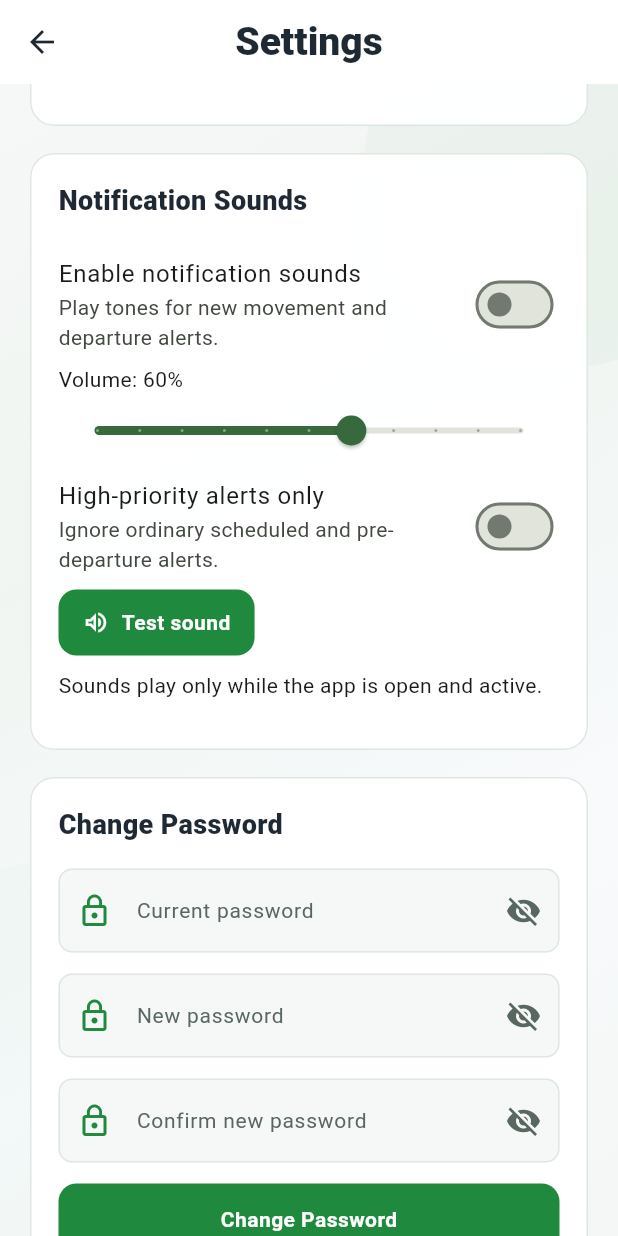
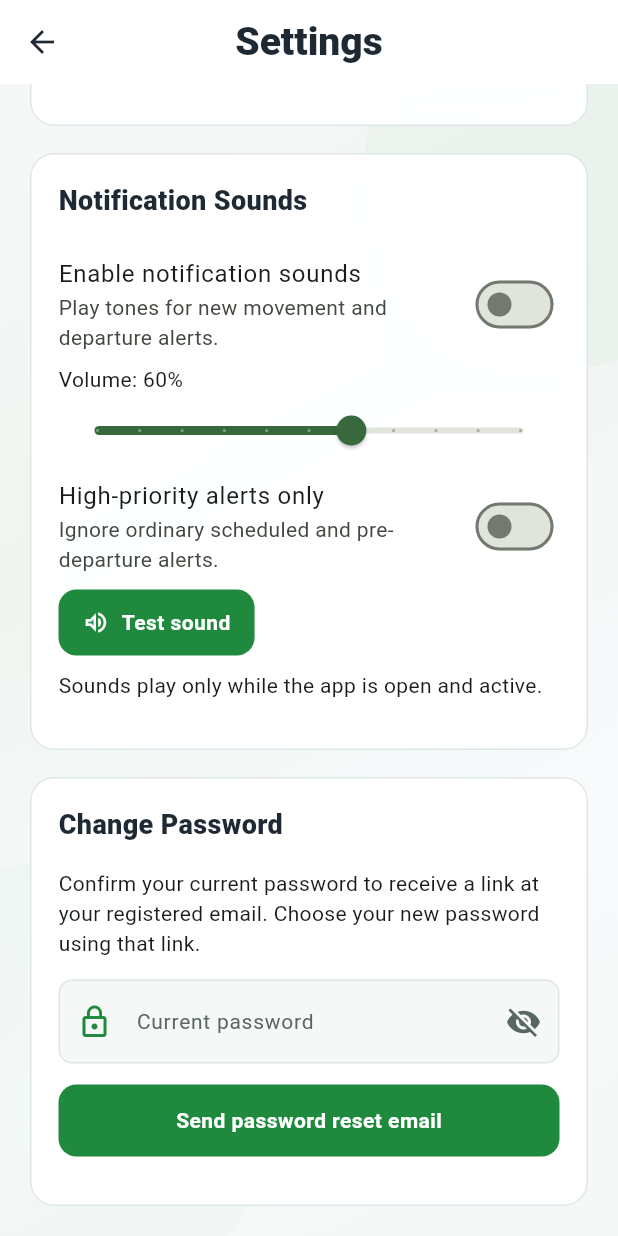
Before and after one commit to raffysolon/cpsu-motorpool-driver-app, a Flutter app: the SettingsPage screen opened by its route, scrolled down 336 dp, on a phone screen of 412 x 824 dp. Run offline on Flutter 3.47's test engine with Material 3 defaults, Android fonts, the phone set to English and light mode, and no system bars; our stand-ins replace flutter_secure_storage, google_fonts, open_filex, shared_preferences, shimmer; accounts and stored records are empty; network calls fail; Roboto replaces fonts that are missing (Play).

Commit message:
Align password settings with reset email flow

```diff
--- a/lib/pages/settings.dart
+++ b/lib/pages/settings.dart
@@ -20,14 +20,10 @@ class _SettingsPageState extends State<SettingsPage> {
   static const background = AppColors.background;
 
   final currentPasswordController = TextEditingController();
-  final newPasswordController = TextEditingController();
-  final confirmPasswordController = TextEditingController();
   Map<String, dynamic> profile = const {};
   bool isLoading = true;
   bool isSaving = false;
   bool obscureCurrent = true;
-  bool obscureNew = true;
-  bool obscureConfirm = true;
 
   @override
   void initState() {
@@ -38,8 +34,6 @@ class _SettingsPageState extends State<SettingsPage> {
   @override
   void dispose() {
     currentPasswordController.dispose();
-    newPasswordController.dispose();
-    confirmPasswordController.dispose();
     super.dispose();
   }
 
@@ -58,31 +52,30 @@ class _SettingsPageState extends State<SettingsPage> {
 
   Future<void> changePassword() async {
     final current = currentPasswordController.text;
-    final next = newPasswordController.text;
-    final confirm = confirmPasswordController.text;
-
-    if (current.isEmpty || next.isEmpty || confirm.isEmpty) {
-      showMessage('Complete all password fields.');
-      return;
-    }
-    if (next.length < 8) {
-      showMessage('New password must be at least 8 characters.');
-      return;
-    }
-    if (next != confirm) {
-      showMessage('New passwords do not match.');
+    if (isSaving) return;
+    if (current.isEmpty) {
+      showMessage('Enter your current password.');
       return;
     }
 
     setState(() => isSaving = true);
     try {
-      await AuthService.changePassword(current, next);
+      await AuthService.changePassword(current);
+      if (!mounted) return;
       currentPasswordController.clear();
-      newPasswordController.clear();
-      confirmPasswordController.clear();
-      showMessage('Password changed successfully.');
+      AppNotification.showMessage(
+        'Password reset email sent. Check your inbox or spam folder to continue.',
+        isSuccess: true,
+      );
+    } on AuthException catch (error) {
+      if (mounted) AppNotification.showMessage(error.message, isError: true);
     } catch (_) {
-      showMessage('Unable to change password. Check your current password.');
+      if (mounted) {
+        AppNotification.showMessage(
+          'Unable to send the password reset email. Please try again.',
+          isError: true,
+        );
+      }
     } finally {
       if (mounted) setState(() => isSaving = false);
     }
@@ -146,30 +139,23 @@ class _SettingsPageState extends State<SettingsPage> {
               ]),
               const SizedBox(height: 18),
               section('Change Password', [
+                const Text(
+                  'Confirm your current password to receive a link at your registered email. Choose your new password using that link.',
+                ),
                 passwordField(
                   'Current password',
                   currentPasswordController,
                   obscureCurrent,
                   () => setState(() => obscureCurrent = !obscureCurrent),
                 ),
-                passwordField(
-                  'New password',
-                  newPasswordController,
-                  obscureNew,
-                  () => setState(() => obscureNew = !obscureNew),
-                ),
-                passwordField(
-                  'Confirm new password',
-                  confirmPasswordController,
-                  obscureConfirm,
-                  () => setState(() => obscureConfirm = !obscureConfirm),
-                ),
                 SizedBox(
                   width: double.infinity,
                   height: 48,
                   child: ElevatedButton(
                     onPressed: isSaving ? null : changePassword,
-                    child: Text(isSaving ? 'Saving...' : 'Change Password'),
+                    child: Text(
+                      isSaving ? 'Sending...' : 'Send password reset email',
+                    ),
                   ),
                 ),
               ]),
--- a/lib/services/auth_service.dart
+++ b/lib/services/auth_service.dart
@@ -114,10 +114,7 @@ class AuthService {
     return jsonDecode(response.body) as Map<String, dynamic>;
   }
 
-  static Future<void> changePassword(
-    String currentPassword,
-    String newPassword,
-  ) async {
+  static Future<void> changePassword(String currentPassword) async {
     final token = await getToken();
     if (token == null || token.isEmpty) {
       throw Exception('Authentication token not found');
@@ -130,14 +127,18 @@ class AuthService {
         'Accept': 'application/json',
         'Authorization': 'Bearer $token',
       },
-      body: jsonEncode({
-        'current_password': currentPassword,
-        'new_password': newPassword,
-      }),
+      body: jsonEncode({'current_password': currentPassword}),
     );
 
     if (response.statusCode < 200 || response.statusCode >= 300) {
-      throw Exception('Unable to change password');
+      var message = 'Unable to send the password reset email.';
+      try {
+        final data = jsonDecode(response.body);
+        if (data is Map && data['message'] is String) {
+          message = data['message'] as String;
+        }
+      } catch (_) {}
+      throw AuthException(message);
     }
   }
 
```
Also changed, not shown: pubspec.lock, 1 other file.
